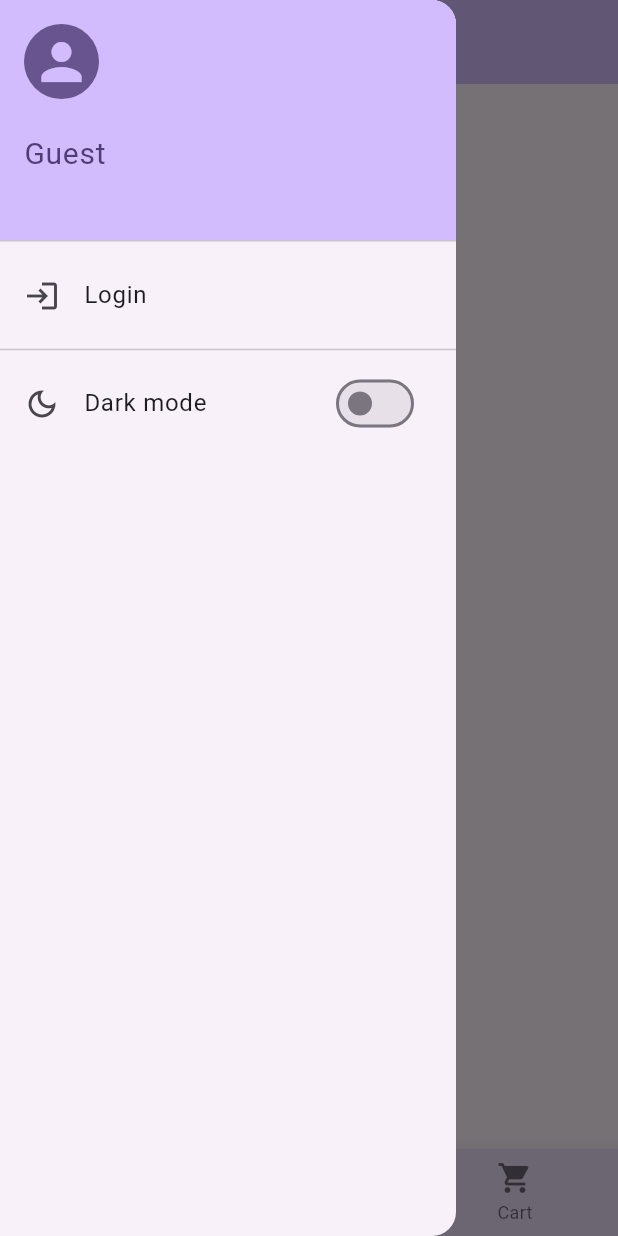
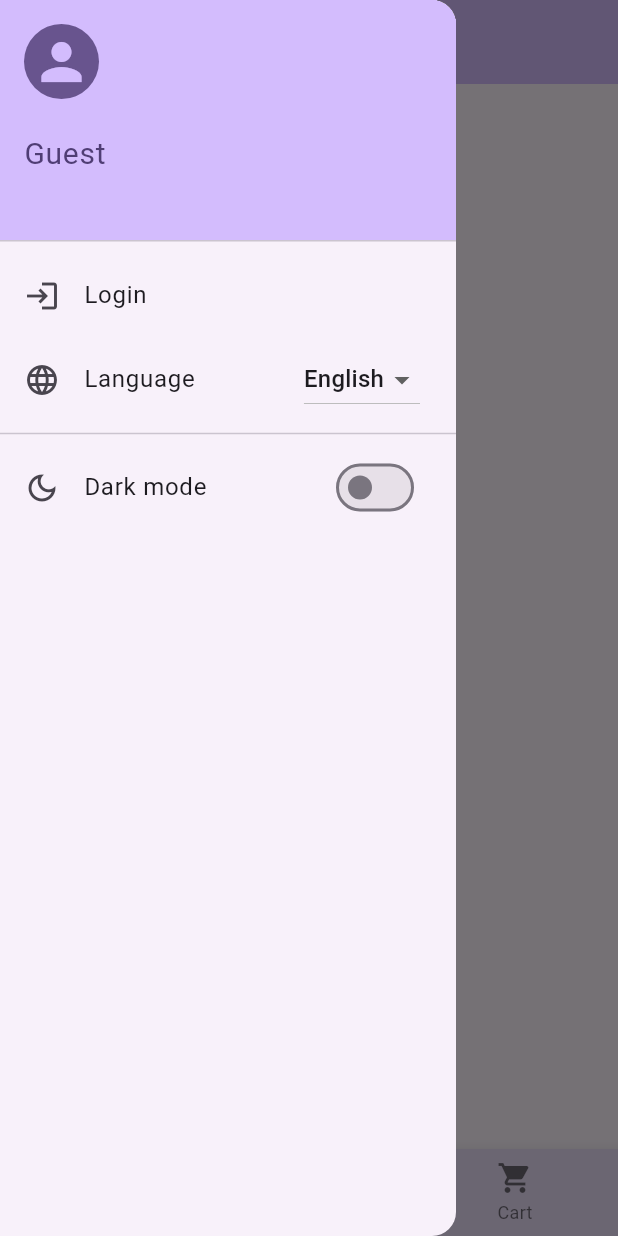
Before and after one commit to Kass-i/PIM, a Flutter app: the screen it shows after launch, with the side drawer open, on a phone screen of 412 x 824 dp. Run offline on Flutter 3.47's test engine with Material 3 defaults, Android fonts, the phone set to English and light mode, and no system bars; our stand-ins replace cloud_firestore, firebase_auth, firebase_core, google_sign_in, shared_preferences; accounts and stored records are empty; generated files the repository leaves out were written again.

Commit message:
Add language setting

```diff
--- a/recipe_and_shopping_list/lib/l10n/app_en.arb
+++ b/recipe_and_shopping_list/lib/l10n/app_en.arb
@@ -8,6 +8,7 @@
   "main_login": "Login",
   "main_logout": "Logout",
   "main_darkMode": "Dark mode",
+  "main_language": "Language",
 
   "recipes_notInEditMode": "The cart is not in the edit mode!",
   "recipes_recipeAddedToCart": "The recipe was added to the cart",
--- a/recipe_and_shopping_list/lib/l10n/app_localizations.dart
+++ b/recipe_and_shopping_list/lib/l10n/app_localizations.dart
@@ -151,6 +151,12 @@ abstract class AppLocalizations {
   /// In en, this message translates to:
   /// **'Dark mode'**
   String get main_darkMode;
+
+  /// No description provided for @main_language.
+  ///
+  /// In en, this message translates to:
+  /// **'Language'**
+  String get main_language;
 
   /// No description provided for @recipes_notInEditMode.
   ///
--- a/recipe_and_shopping_list/lib/l10n/app_localizations_en.dart
+++ b/recipe_and_shopping_list/lib/l10n/app_localizations_en.dart
@@ -34,6 +34,9 @@ class AppLocalizationsEn extends AppLocalizations {
 
   @override
   String get main_darkMode => 'Dark mode';
+
+  @override
+  String get main_language => 'Language';
 
   @override
   String get recipes_notInEditMode => 'The cart is not in the edit mode!';
--- a/recipe_and_shopping_list/lib/l10n/app_localizations_pl.dart
+++ b/recipe_and_shopping_list/lib/l10n/app_localizations_pl.dart
@@ -34,6 +34,9 @@ class AppLocalizationsPl extends AppLocalizations {
 
   @override
   String get main_darkMode => 'Tryb ciemny';
+
+  @override
+  String get main_language => 'Język';
 
   @override
   String get recipes_notInEditMode => 'Koszyk nie jest w trybie edycji!';
--- a/recipe_and_shopping_list/lib/l10n/app_pl.arb
+++ b/recipe_and_shopping_list/lib/l10n/app_pl.arb
@@ -8,6 +8,7 @@
   "main_login": "Zaloguj się",
   "main_logout": "Wyloguj się",
   "main_darkMode": "Tryb ciemny",
+  "main_language": "Język",
 
   "recipes_notInEditMode": "Koszyk nie jest w trybie edycji!",
   "recipes_recipeAddedToCart": "Przepis został dodany do koszyka",
--- a/recipe_and_shopping_list/lib/main.dart
+++ b/recipe_and_shopping_list/lib/main.dart
@@ -55,6 +55,7 @@ class MainApp extends StatelessWidget {
         GlobalCupertinoLocalizations.delegate,
       ],
       supportedLocales: [Locale('en'), Locale('pl')],
+      locale: themeProvider.locale,
       home: Home(),
     );
   }
@@ -164,6 +165,24 @@ class _HomeState extends State<Home> {
                     : authProvider.signOut();
               },
             ),
+
+            ListTile(
+              leading: const Icon(Icons.language),
+              title: Text(trans.main_language),
+              trailing: DropdownButton<Locale>(
+                value: themeProvider.locale,
+                items: const [
+                  DropdownMenuItem(value: Locale('en'), child: Text('English')),
+                  DropdownMenuItem(value: Locale('pl'), child: Text('Polski')),
+                ],
+                onChanged: (Locale? locale) {
+                  if (locale != null) {
+                    themeProvider.setLocale(locale);
+                  }
+                },
+              ),
+            ),
+
             const Divider(),
             SwitchListTile(
               title: Text(trans.main_darkMode),
--- a/recipe_and_shopping_list/lib/providers/theme_provider.dart
+++ b/recipe_and_shopping_list/lib/providers/theme_provider.dart
@@ -5,15 +5,24 @@ class ThemeProvider extends ChangeNotifier {
   ThemeMode _themeMode = ThemeMode.system;
   ThemeMode get themeMode => _themeMode;
 
+  Locale _locale = const Locale('en');
+  Locale get locale => _locale;
+
   ThemeProvider() {
-    _loadTheme();
+    _loadPreferences();
   }
 
-  Future<void> _loadTheme() async {
+  Future<void> _loadPreferences() async {
     final prefs = await SharedPreferences.getInstance();
+
     final savedTheme = prefs.getString('themeMode') ?? 'system';
     _themeMode = _parseTheme(savedTheme);
+
+    final savedLang = prefs.getString('languageCode') ?? 'en';
+    _locale = Locale(savedLang);
+
     notifyListeners();
+    ;
   }
 
   void toggleTheme(bool isDark) async {
@@ -34,4 +43,12 @@ class ThemeProvider extends ChangeNotifier {
         return ThemeMode.system;
     }
   }
+
+  void setLocale(Locale locale) async {
+    _locale = locale;
+    notifyListeners();
+
+    final prefs = await SharedPreferences.getInstance();
+    await prefs.setString('languageCode', locale.languageCode);
+  }
 }
```
